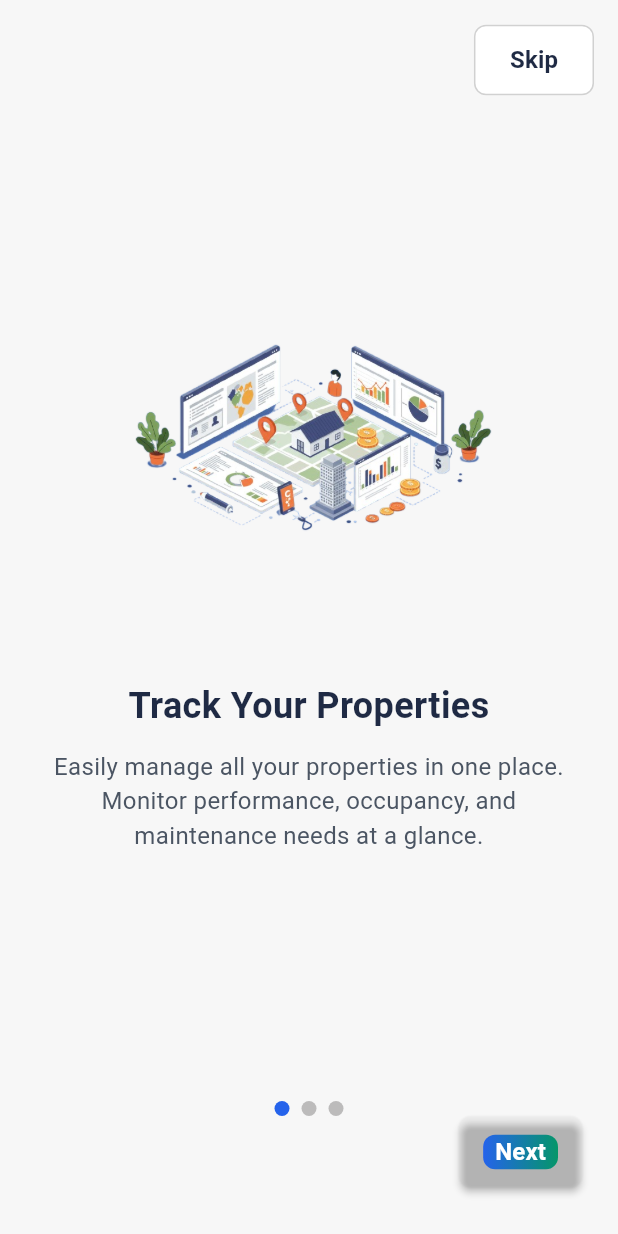
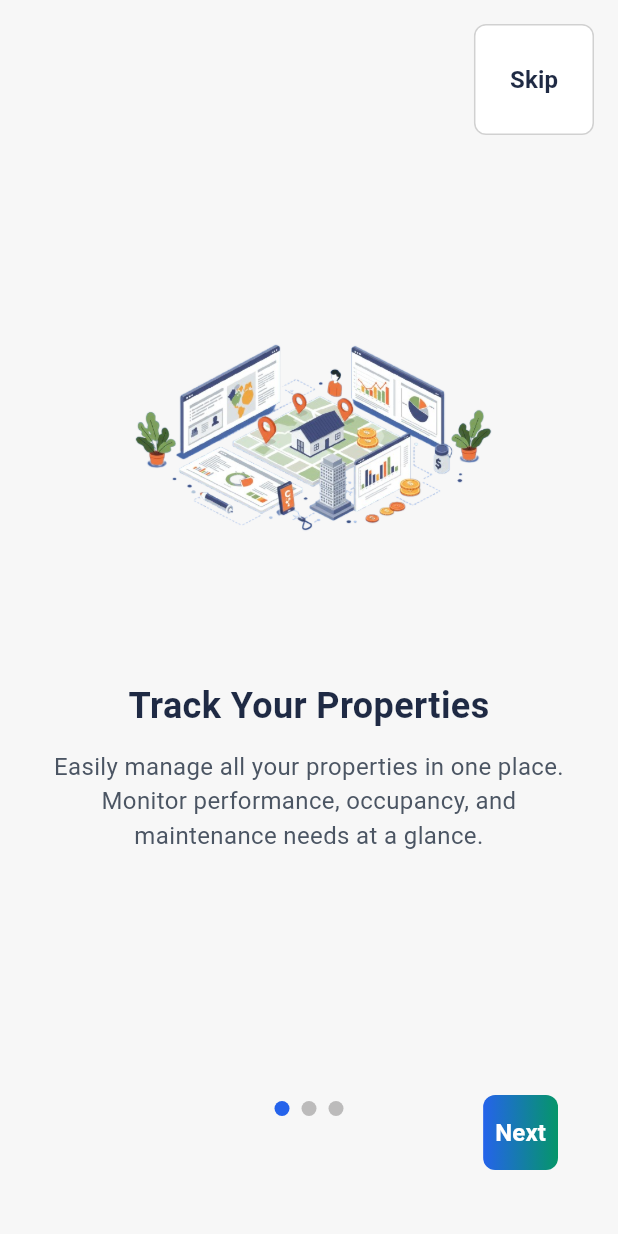
Before and after one commit to joe2sure/Real-Estate-App, a Flutter app: the screen it shows after launch, on a phone screen of 412 x 824 dp. Run offline on Flutter 3.47's test engine with Material 3 defaults, Android fonts, the phone set to English and light mode, and no system bars; drawn by our look-alikes of carousel_slider; our stand-ins replace fl_chart, flutter_svg, fluttertoast, hive, hive_flutter; accounts and stored records are empty; network calls fail.

Commit message:
new commits

```diff
--- a/lib/main.dart
+++ b/lib/main.dart
@@ -36,6 +36,7 @@ class MyApp extends StatelessWidget {
   @override
   Widget build(BuildContext context) {
     return MaterialApp(
+      debugShowCheckedModeBanner: false,
       title: 'Peeman Property',
       theme: ThemeData(
         primaryColor: const Color(0xFF2563EB),
--- a/lib/screens/auth/register_form.dart
+++ b/lib/screens/auth/register_form.dart
@@ -255,6 +255,7 @@ class _RegisterFormState extends State<RegisterForm> {
             ),
             const SizedBox(height: 16),
             CustomButton(
+
               text: 'Create Account',
               onPressed: authProvider.state == AuthState.loading ? null : _handleRegister,
               isGradient: true,
--- a/lib/widgets/custom_button.dart
+++ b/lib/widgets/custom_button.dart
@@ -35,7 +35,7 @@ class CustomButton extends StatelessWidget {
           borderRadius: BorderRadius.circular(8),
           side: isOutline ? BorderSide(color: AppColors.grey200) : BorderSide.none,
         ),
-        elevation: isOutline ? 0 : 2,
+        elevation:  0 ,
       ).copyWith(
         backgroundColor: isGradient
             ? MaterialStateProperty.all(Colors.transparent)
@@ -43,6 +43,7 @@ class CustomButton extends StatelessWidget {
         overlayColor: MaterialStateProperty.all(Colors.black12),
       ),
       child: Container(
+        height: 50,
         decoration: isGradient
             ? BoxDecoration(
                 gradient: LinearGradient(
--- a/pubspec.yaml
+++ b/pubspec.yaml
@@ -20,6 +20,7 @@ dependencies:
   path_provider: ^2.1.4
   fluttertoast: ^8.2.8
   intl: ^0.19.0
+  flutter_svg: ^2.2.0
 
 dev_dependencies:
   flutter_test:
```
Also changed, not shown: lib/screens/auth/auth_screen.dart (+4 -3 lines), pubspec.lock, 125 other files.
